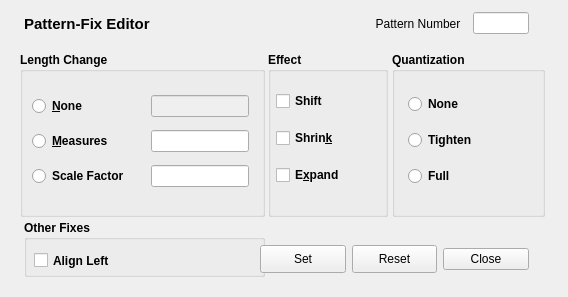
Above: seq_qt5/forms/qpatternfix.ui from ahlstromcj/seq66 before the change. Below: the same form after it.
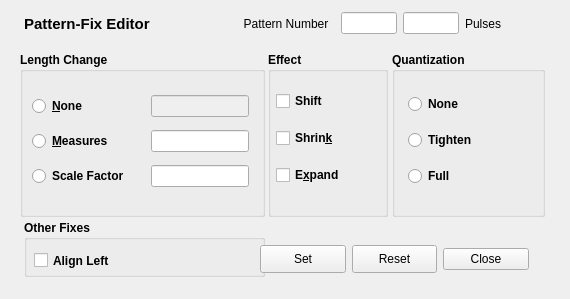
That is the form after the change.

```diff
--- a/seq_qt5/forms/qpatternfix.ui
+++ b/seq_qt5/forms/qpatternfix.ui
@@ -6,8 +6,8 @@
    <rect>
     <x>0</x>
     <y>0</y>
-    <width>568</width>
-    <height>297</height>
+    <width>570</width>
+    <height>299</height>
    </rect>
   </property>
   <property name="windowTitle">
@@ -57,6 +57,32 @@
       </property>
      </widget>
     </item>
+    <item>
+     <widget class="QLineEdit" name="line_edit_pulses">
+      <property name="maximumSize">
+       <size>
+        <width>56</width>
+        <height>16777215</height>
+       </size>
+      </property>
+      <property name="text">
+       <string/>
+      </property>
+     </widget>
+    </item>
+    <item>
+     <widget class="QLabel" name="label">
+      <property name="maximumSize">
+       <size>
+        <width>64</width>
+        <height>16777215</height>
+       </size>
+      </property>
+      <property name="text">
+       <string>Pulses</string>
+      </property>
+     </widget>
+    </item>
    </layout>
   </widget>
   <widget class="QGroupBox" name="group_box_length">
```
